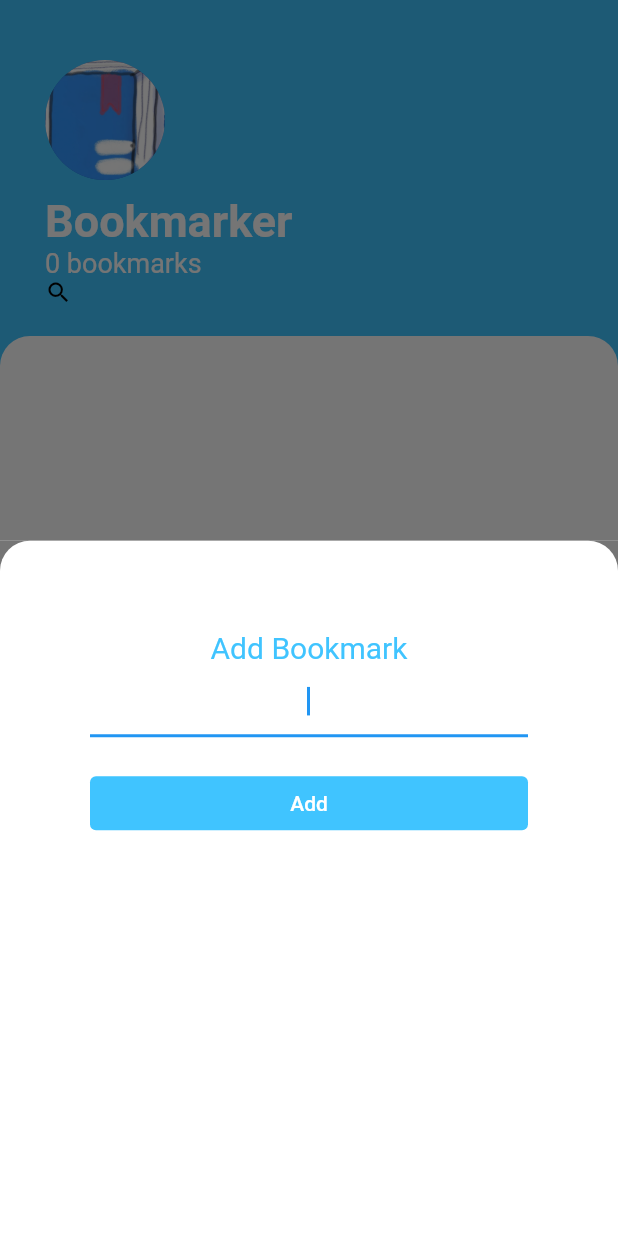
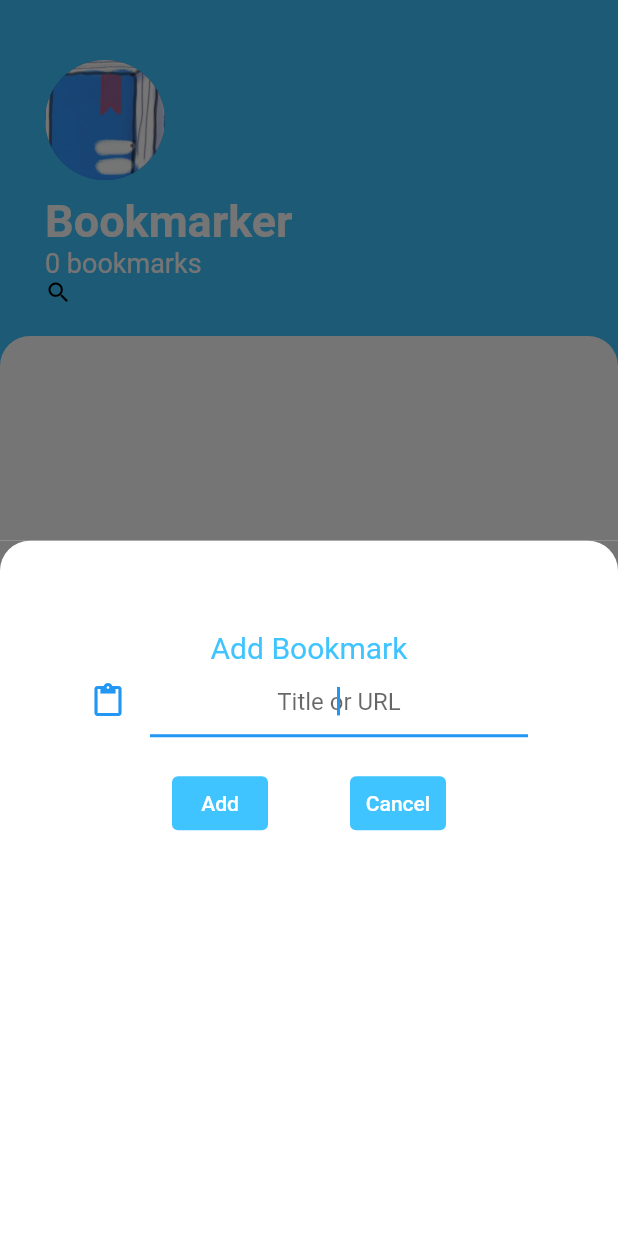
Before and after one commit to flawsd/Bookmarker, a Flutter app: the screen it shows after launch, after a tap on the "add" icon, on a phone screen of 412 x 824 dp. Run offline on Flutter 3.47's test engine with Material 2 defaults, Android fonts, the phone set to English and light mode, and no system bars.

Commit message:
Initial commit

```diff
--- a/lib/main.dart
+++ b/lib/main.dart
@@ -7,7 +7,7 @@ class MyApp extends StatelessWidget {
   @override
   Widget build(BuildContext context) {
     return MaterialApp(
-      home:TasksScreen(),
+      home:TasksScreen(), //main screen home page
     );
   }
 }
--- a/lib/screen/add_bookmark_screen.dart
+++ b/lib/screen/add_bookmark_screen.dart
@@ -1,3 +1,5 @@
+
+
 import 'package:flutter/material.dart';
 
 class AddBookmarkScreen extends StatelessWidget {
@@ -29,10 +31,17 @@ class AddBookmarkScreen extends StatelessWidget {
             TextField(
               autofocus: true,
               textAlign: TextAlign.center,
+              decoration: InputDecoration(
+                icon: Icon(Icons.content_paste),
+                hintText: 'Title or URL'
+              ),
             ),
             SizedBox(
               height: 20.0,
             ),
+            Row(
+              mainAxisAlignment: MainAxisAlignment.spaceEvenly,
+              children: <Widget>[
                 TextButton(
                   style: TextButton.styleFrom(
                     primary: Colors.white,
@@ -45,9 +54,26 @@ class AddBookmarkScreen extends StatelessWidget {
                     ),
                   ),
                   onPressed: (){
-                //add new bookmark
+                    //add new bookmark go to new route
                   },
                 ),
+                TextButton(
+                  style: TextButton.styleFrom(
+                    primary: Colors.white,
+                    backgroundColor: Colors.lightBlueAccent,
+                  ),
+                  child:Text(
+                    'Cancel',
+                    style: TextStyle(
+                      color: Colors.white,
+                    ),
+                  ),
+                  onPressed: (){
+                    //keyboard disappear
+                  },
+                ),
+              ],
+            )
           ],
         ),
       ),
```
Lines whose indentation alone changed are shown as unchanged.
